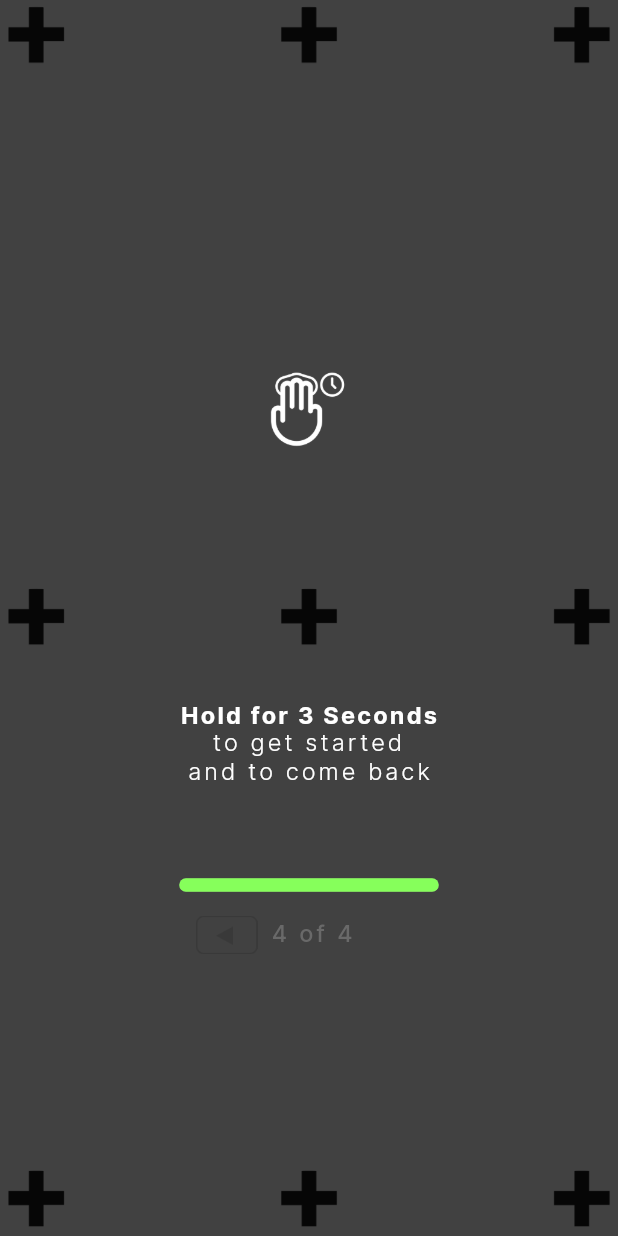
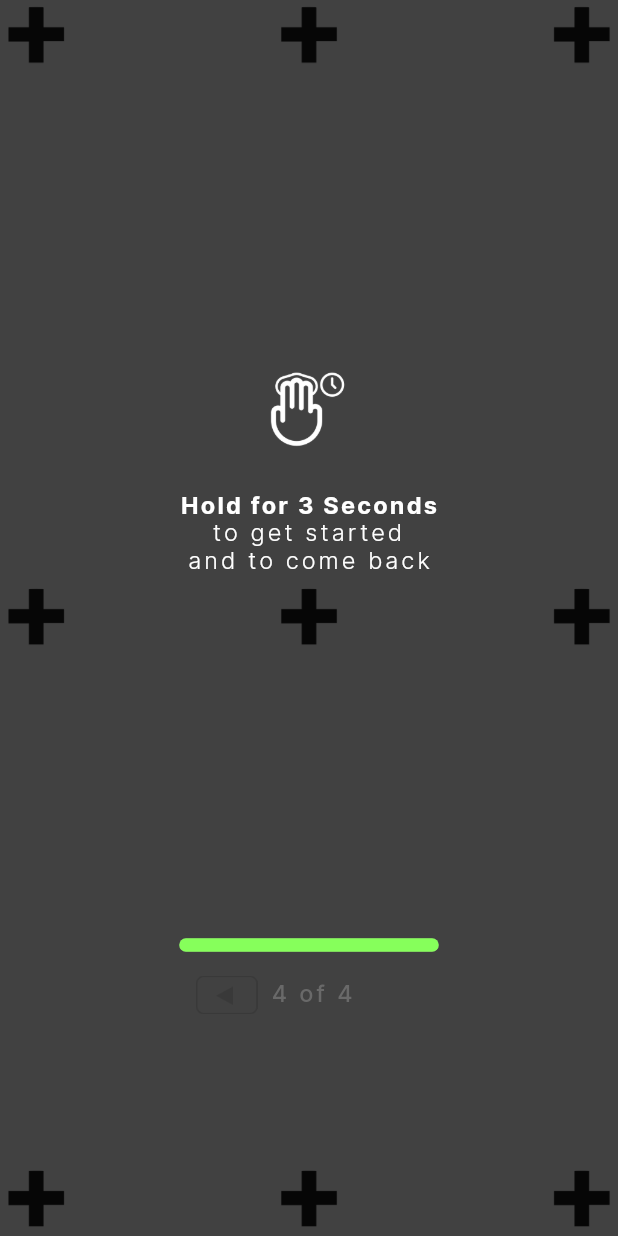
Before and after one commit to harsh-luthra/Chroma-, a Flutter app: the MainScreen screen opened by its route, on a phone screen of 412 x 824 dp. Run offline on Flutter 3.47's test engine with Material 2 defaults, Android fonts, the phone set to English and light mode, and no system bars; our stand-ins replace auto_size_text, csv, flutter_colorpicker, flutter_slidable, flutter_svg, sensors_plus and 2 more; missing offline and left inert: to_csv, undo; accounts and stored records are empty.

Commit message:
Made Changes in main_screen.dart

```diff
--- a/lib/main_screen.dart
+++ b/lib/main_screen.dart
@@ -211,7 +211,7 @@ class MainScreenState extends State<MainScreen> {
             ),
           ),
           Positioned(
-            top: screenHeight! * 0.57,
+            top: screenHeight! * 0.4,
             child: Column(
               crossAxisAlignment: CrossAxisAlignment.center,
               mainAxisAlignment: MainAxisAlignment.center,
@@ -239,18 +239,28 @@ class MainScreenState extends State<MainScreen> {
                       height: 1.2),
                 ),
                 SizedBox(
-                  height: screenHeight! * 0.075,
+                  height: screenHeight! * 0.245,
                 ),
+              ],
+            ),
+          ),
 
-                progressBarSized(1),
+          Positioned(
+            bottom: screenHeight! * 0.17,
+            child: Column(
+              crossAxisAlignment: CrossAxisAlignment.center,
+              mainAxisAlignment: MainAxisAlignment.center,
+              mainAxisSize: MainAxisSize.max,
+              children: [
+                   progressBarSized(1),
                 SizedBox(
                   height: screenHeight! * 0.01,
                 ),
                 bottomBackButton(),
-
               ],
             ),
           ),
+
         ],
       );
     } else {
```
